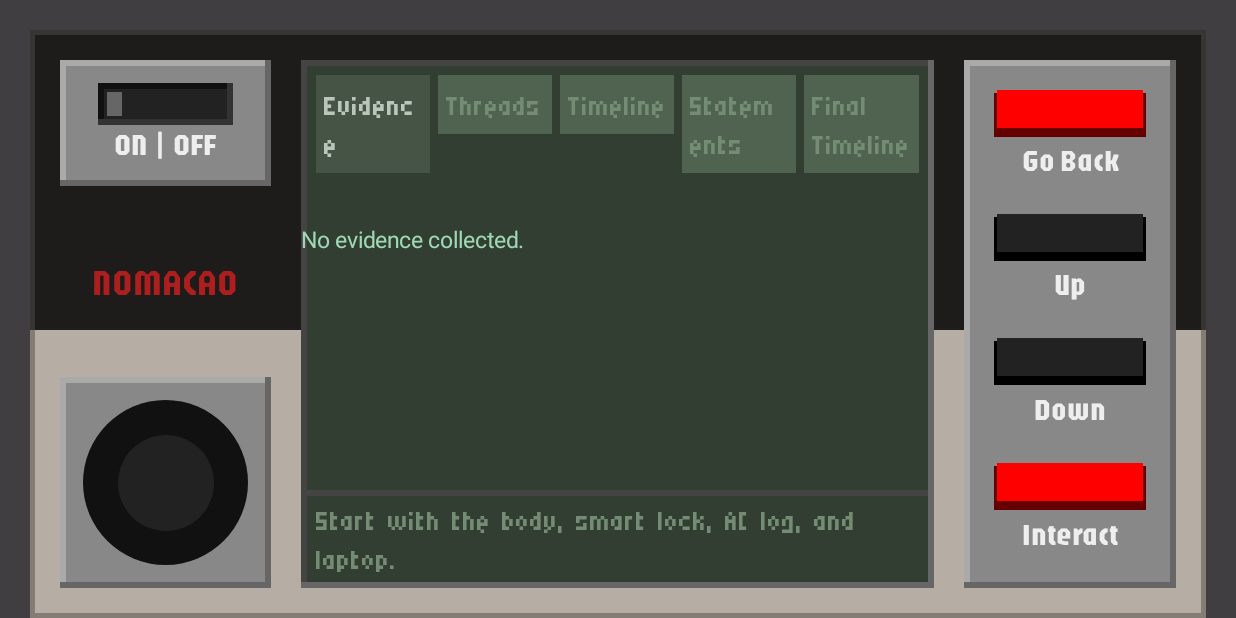
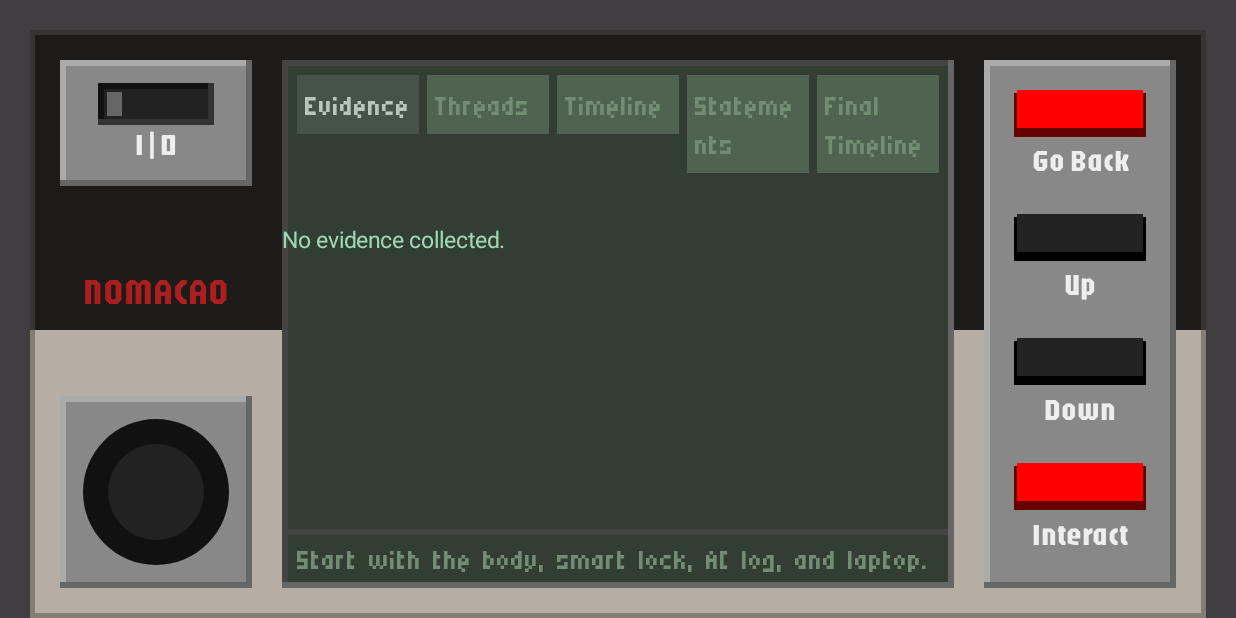
Before and after one commit to Moutaz-Code/TraceRoute, an Android app: the fragment HandheldFragment placed in its activity, on a phone screen of 824 x 412 dp (held sideways). Run offline under Robolectric (Android 15) with nearby library versions, the phone set to English and light mode, and no system bars.

Commit message:
refactor: change the handheld dimensions

```diff
--- a/app/src/main/res/layout/fragment_handheld.xml
+++ b/app/src/main/res/layout/fragment_handheld.xml
@@ -20,7 +20,7 @@
         <LinearLayout
             android:layout_width="0dp"
             android:layout_height="match_parent"
-            android:layout_weight="1"
+            android:layout_weight="10"
             android:orientation="vertical"
             >
             <LinearLayout
@@ -44,7 +44,7 @@
                         android:background="@drawable/handheld_device_button_switch"
                         />
                     <TextView
-                        android:text="ON  |  OFF"
+                        android:text="I | 0"
                         android:layout_width="match_parent"
                         android:layout_height="wrap_content"
                         style="@style/handheld_device_label"
@@ -98,7 +98,7 @@
             android:layout_width="0dp"
             android:layout_height="match_parent"
             android:orientation="vertical"
-            android:layout_weight="3"
+            android:layout_weight="35"
             android:background="@drawable/handheld_bevel_inset_display"
             android:layout_marginHorizontal="@dimen/handheld_offset_20"
             >
@@ -198,7 +198,7 @@
         <LinearLayout
             android:layout_width="0dp"
             android:layout_height="match_parent"
-            android:layout_weight="1"
+            android:layout_weight="10"
             android:background="@drawable/handheld_bevel_outset_device"
             android:orientation="vertical"
             >
```
